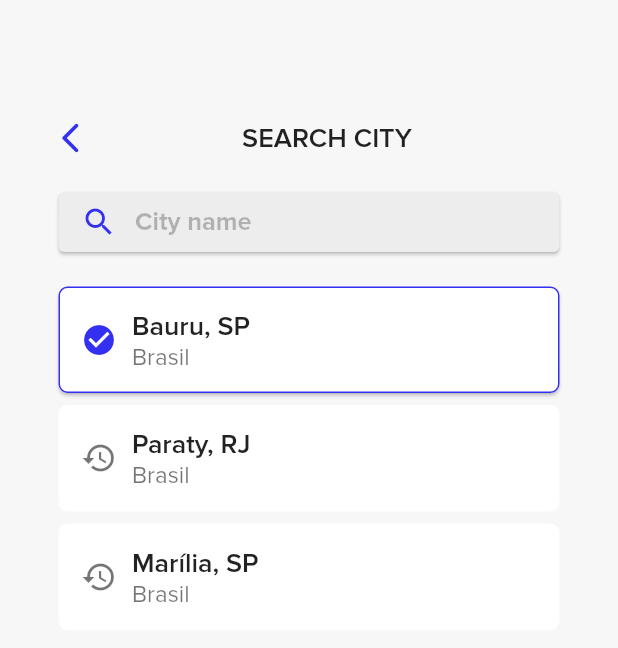
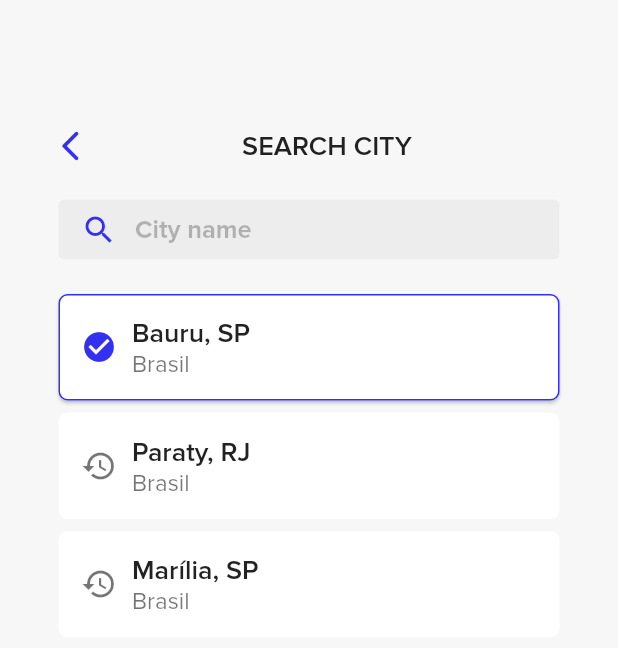
Before and after one commit to MarcalDev/flutter_weather_app, a Flutter app: the CitySelectorPage screen opened directly, on a phone screen of 412 x 824 dp. Shown: the top 648 px of the screen. Run offline on Flutter 3.47's test engine with Material 2 defaults, Android fonts, the phone set to English and light mode, and no system bars.

Commit message:
Correções na backgroundColor e TextStyles

```diff
--- a/lib/Views/CitySelectorPage.dart
+++ b/lib/Views/CitySelectorPage.dart
@@ -8,7 +8,7 @@ class CitySelectorPage extends StatefulWidget {
 }
 
 class _CitySelectorPageState extends State<CitySelectorPage> {
-  Color _primaryColor = Color(0xff3330f2);
+  Color _primaryColor = const Color(0xff3330f2);
   @override
   Widget build(BuildContext context) {
     Widget headerSection = Row(
@@ -20,7 +20,7 @@ class _CitySelectorPageState extends State<CitySelectorPage> {
             Navigator.of(context).pop();
           },
         ),
-        Expanded(
+        const Expanded(
             child: Center(
           child:
           Text(
@@ -36,34 +36,41 @@ class _CitySelectorPageState extends State<CitySelectorPage> {
       ],
     );
     Widget searchBarSection = Card(
-      color: Color(0xffededed),
+      shadowColor: Colors.transparent,
+      elevation: 0,
+      color: const Color(0xffededed),
       child: Row(
         mainAxisAlignment: MainAxisAlignment.start,
         crossAxisAlignment: CrossAxisAlignment.center,
         children: [
           Padding(
-            padding: EdgeInsets.fromLTRB(15, 0, 0, 0),
+            padding: const EdgeInsets.fromLTRB(15, 0, 0, 0),
             child: Icon(Icons.search, color: _primaryColor),
           ),
-          Expanded(
+          const Expanded(
               child: SizedBox(
                 height: 40,
                 child: TextField(
                   textAlignVertical: TextAlignVertical.bottom,
                   obscureText: false,
+                  style: TextStyle(
+                    fontFamily: 'ProximaNovaSemiBold',
+                    fontSize: 17,
+                    color: Colors.black,
+                  ),
                   decoration: InputDecoration(
-                    border: OutlineInputBorder(
+                      border: OutlineInputBorder(
                       borderSide: BorderSide.none,
                     ),
                     labelText: '',
                     hintText: 'City name',
-
                     hintStyle: TextStyle(
                         fontFamily: 'ProximaNova',
                         fontWeight: FontWeight.bold,
                         fontSize: 17,
                         color: Colors.black26,
                     ),
+
                     floatingLabelBehavior: FloatingLabelBehavior.always,
                   ),
                 ) ,
@@ -82,14 +89,14 @@ class _CitySelectorPageState extends State<CitySelectorPage> {
       ],
     );
     return Scaffold(
-      backgroundColor: Color(0xfff7f7f7),
+      backgroundColor: const Color(0xfff7f7f7),
       body: Padding(
-        padding: EdgeInsets.fromLTRB(35,80,35,0),
+        padding: const EdgeInsets.fromLTRB(35,85,35,0),
         child: Column(
           children: [
             headerSection,
             Padding(
-                padding: EdgeInsets.only(top:20, bottom: 15),
+                padding: const EdgeInsets.only(top:20, bottom: 15),
                 child: searchBarSection,
             ),
             cityListSection,
@@ -104,20 +111,20 @@ class _CitySelectorPageState extends State<CitySelectorPage> {
     return Card(
       shape: OutlineInputBorder(borderRadius: BorderRadius.circular(6), borderSide: BorderSide(color: _primaryColor)),
       child: Padding(
-        padding: EdgeInsets.all(15),
+        padding: const EdgeInsets.all(15),
         child: Row(
           mainAxisAlignment: MainAxisAlignment.spaceEvenly,
           children: [
             Icon(Icons.check_circle, color: _primaryColor),
             Expanded(
                 child:Padding(
-                  padding: EdgeInsets.only(left: 10),
+                  padding: const EdgeInsets.only(left: 10),
                   child:  Column(
                     crossAxisAlignment: CrossAxisAlignment.start,
                     children: [
                       Text(
                           cityName,
-                          style: TextStyle(
+                          style: const TextStyle(
                             fontFamily: 'ProximaNovaSemiBold',
                             fontWeight: FontWeight.w400,
                             fontSize: 18
@@ -126,7 +133,7 @@ class _CitySelectorPageState extends State<CitySelectorPage> {
                       Text(
                         countryName,
                         textAlign: TextAlign.start,
-                        style: TextStyle(
+                        style: const TextStyle(
                           fontFamily: 'ProximaNova',
                           color: Colors.black54,
                           fontSize: 16
@@ -143,24 +150,24 @@ class _CitySelectorPageState extends State<CitySelectorPage> {
   }
   Card _cityListItemUnselectedCard(String cityName, String countryName){
     return Card(
-      shadowColor: Colors.transparent,
+        shadowColor: Colors.transparent,
         elevation: 0,
-        shape: OutlineInputBorder(borderRadius: BorderRadius.circular(6), borderSide: BorderSide(color: Colors.transparent,)),
+        shape: OutlineInputBorder(borderRadius: BorderRadius.circular(6), borderSide: const BorderSide(color: Colors.transparent,)),
         child: Padding(
-          padding: EdgeInsets.all(15),
+          padding: const EdgeInsets.all(15),
           child: Row(
             mainAxisAlignment: MainAxisAlignment.spaceEvenly,
             children: [
-              Icon(Icons.history, color: Colors.black54,),
+              const Icon(Icons.history, color: Colors.black54,),
               Expanded(
                   child:Padding(
-                      padding: EdgeInsets.only(left: 10),
+                      padding: const EdgeInsets.only(left: 10),
                       child:  Column(
                         crossAxisAlignment: CrossAxisAlignment.start,
                         children: [
                           Text(
                             cityName,
-                            style: TextStyle(
+                            style: const TextStyle(
                                 fontFamily: 'ProximaNovaSemiBold',
                                 fontWeight: FontWeight.w400,
                                 fontSize: 18
@@ -169,7 +176,7 @@ class _CitySelectorPageState extends State<CitySelectorPage> {
                           Text(
                             countryName,
                             textAlign: TextAlign.start,
-                            style: TextStyle(
+                            style: const TextStyle(
                                 fontFamily: 'ProximaNova',
                                 color: Colors.black54,
                                 fontSize: 16
--- a/lib/Views/HomePage.dart
+++ b/lib/Views/HomePage.dart
@@ -27,13 +27,13 @@ class _HomePageState extends State<HomePage> {
                 Row(
                   children: [
                     Icon(
-                        Icons.pin_drop_sharp,
+                        Icons.place_sharp,
                         size: 22,
                       ),
                     Padding(
                       padding: EdgeInsets.only(left: 5),
                       child: Text(
-                        "Rio de Janeiro",
+                        "Bauru",
                         style: TextStyle(
                             fontFamily: 'ProximaNova',
                             fontSize: 20
@@ -41,7 +41,7 @@ class _HomePageState extends State<HomePage> {
                       ),
                     ) ,
                     GestureDetector(
-                      child: Icon(Icons.arrow_drop_down),
+                      child: Icon(Icons.keyboard_arrow_down_rounded),
                       onTap: (){
                         Navigator.of(context).push(
                             MaterialPageRoute(
@@ -52,7 +52,7 @@ class _HomePageState extends State<HomePage> {
                   ],
                 ),
                 Icon(
-                    Icons.calendar_month,
+                    Icons.edit_calendar_outlined,
                     size: 25,
                 ),
               ],
@@ -115,6 +115,7 @@ class _HomePageState extends State<HomePage> {
             child: metricsSection,
           ),
           Card(
+            margin: EdgeInsets.all(0),
             color: Color(0xff2d27dd),
             shape: RoundedRectangleBorder(borderRadius: BorderRadius.only(topLeft: Radius.circular(35), topRight: Radius.circular(35))),
             child: Padding(
@@ -124,8 +125,8 @@ class _HomePageState extends State<HomePage> {
                   Padding(
                     padding: EdgeInsets.only(bottom: 25),
                    child: Divider(
-                     color: Colors.grey,
-                     thickness: 4,
+                     color: Colors.white,
+                     thickness: 3,
                      endIndent: 130,
                      indent: 130,
                    ),
```
